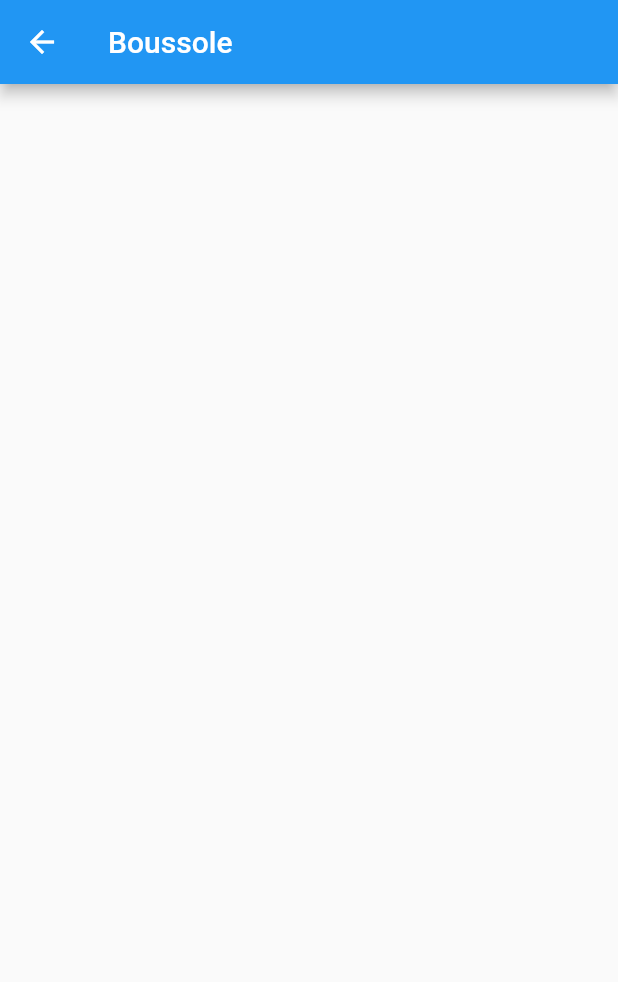
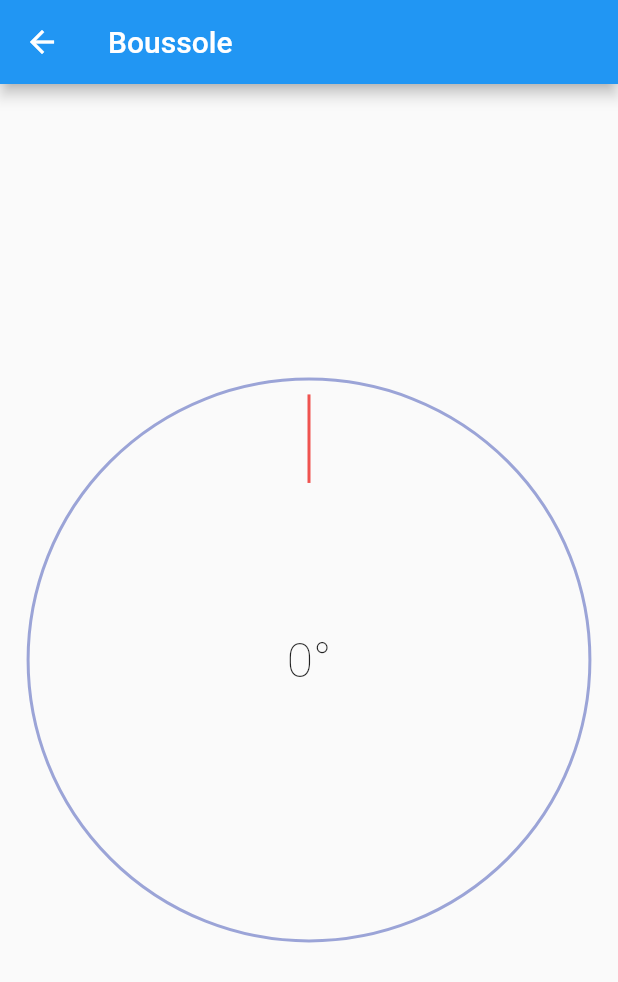
Before and after one commit to ImMyst/MyConfinementApp, a Flutter app: the CompassPage screen opened directly, on a phone screen of 412 x 824 dp. Shown: the top 982 px of the screen. Run offline on Flutter 3.47's test engine with Material 2 defaults, Android fonts, the phone set to English and light mode, and no system bars; our stand-ins replace flutter_compass; statements that could not run were skipped.

Commit message:
✨ Add compass page

```diff
--- a/lib/pages/compass.dart
+++ b/lib/pages/compass.dart
@@ -1,19 +1,93 @@
+import 'dart:math';
+
 import 'package:flutter/material.dart';
+import 'package:flutter_compass/flutter_compass.dart';
 
-class CompassPage extends StatefulWidget {
-  @override
-  _CompassPageState createState() => _CompassPageState();
+void main() => runApp(CompassPage());
+
+class CompassPage extends StatelessWidget {
+
+    @override
+    Widget build(BuildContext context) {
+      return Scaffold(
+          appBar: AppBar(
+            title: Text('Boussole')
+          ),
+          body: Compass()
+      );
+    }
 }
 
-class _CompassPageState extends State<CompassPage> {
-  @override
-  Widget build(BuildContext context) {
-    return Scaffold(
-      appBar: new AppBar(
-        title: new Text(
-          'Boussole'
-        )
-      ),
+class Compass extends StatefulWidget {
+
+    Compass({Key key}) : super(key: key);
+
+    @override
+    _CompassState createState() => _CompassState();
+}
+
+class _CompassState extends State<Compass> {
+
+    double _heading = 0;
+
+    String get _readout => _heading.toStringAsFixed(0) + '°';
+
+    @override
+    void initState() {
+
+        super.initState();
+        FlutterCompass.events.listen(_onData);
+    }
+
+    void _onData(double x) => setState(() { _heading = x; });
+
+    final TextStyle _style = TextStyle(
+        fontSize: 32,
+        fontWeight: FontWeight.w200,
     );
-  }
+
+    @override
+    Widget build(BuildContext context) {
+
+        return CustomPaint(
+            foregroundPainter: CompassPainter(angle: _heading),
+            child: Center(child: Text(_readout, style: _style))
+        );
+    }
 }
+
+class CompassPainter extends CustomPainter {
+
+    CompassPainter({ @required this.angle }) : super();
+
+    final double angle;
+    double get rotation => -2 * pi * (angle / 360);
+
+    Paint get _brush => new Paint()
+        ..style = PaintingStyle.stroke
+        ..strokeWidth = 2.0;
+
+    @override
+    void paint(Canvas canvas, Size size) {
+
+        Paint circle = _brush
+            ..color = Colors.indigo[400].withOpacity(0.6);
+
+        Paint needle = _brush
+            ..color = Colors.red[400];
+
+        double radius = min(size.width / 2.2, size.height / 2.2);
+        Offset center = Offset(size.width / 2, size.height / 2);
+        Offset start = Offset.lerp(Offset(center.dx, radius), center, .4);
+        Offset end = Offset.lerp(Offset(center.dx, radius), center, 0.1);
+
+        canvas.translate(center.dx, center.dy);
+        canvas.rotate(rotation);
+        canvas.translate(-center.dx, -center.dy);
+        canvas.drawLine(start, end, needle);
+        canvas.drawCircle(center, radius, circle);
+    }
+
+    @override
+    bool shouldRepaint(CustomPainter oldDelegate) => true;
+}
--- a/lib/pages/map.dart
+++ b/lib/pages/map.dart
@@ -11,7 +11,7 @@ class _MapPageState extends State<MapPage> {
     return Scaffold(
       appBar: new AppBar(
         title: new Text(
-          'Map'
+          'Carte'
         )
       ),
     );
--- a/pubspec.yaml
+++ b/pubspec.yaml
@@ -19,6 +19,7 @@ environment:
 dependencies:
   flutter:
     sdk: flutter
+  flutter_compass: "^0.4.1"
 
   # The following adds the Cupertino Icons font to your application.
   # Use with the CupertinoIcons class for iOS style icons.
```
Also changed, not shown: lib/main.dart (+5 -5 lines), pubspec.lock, 3 other files.
